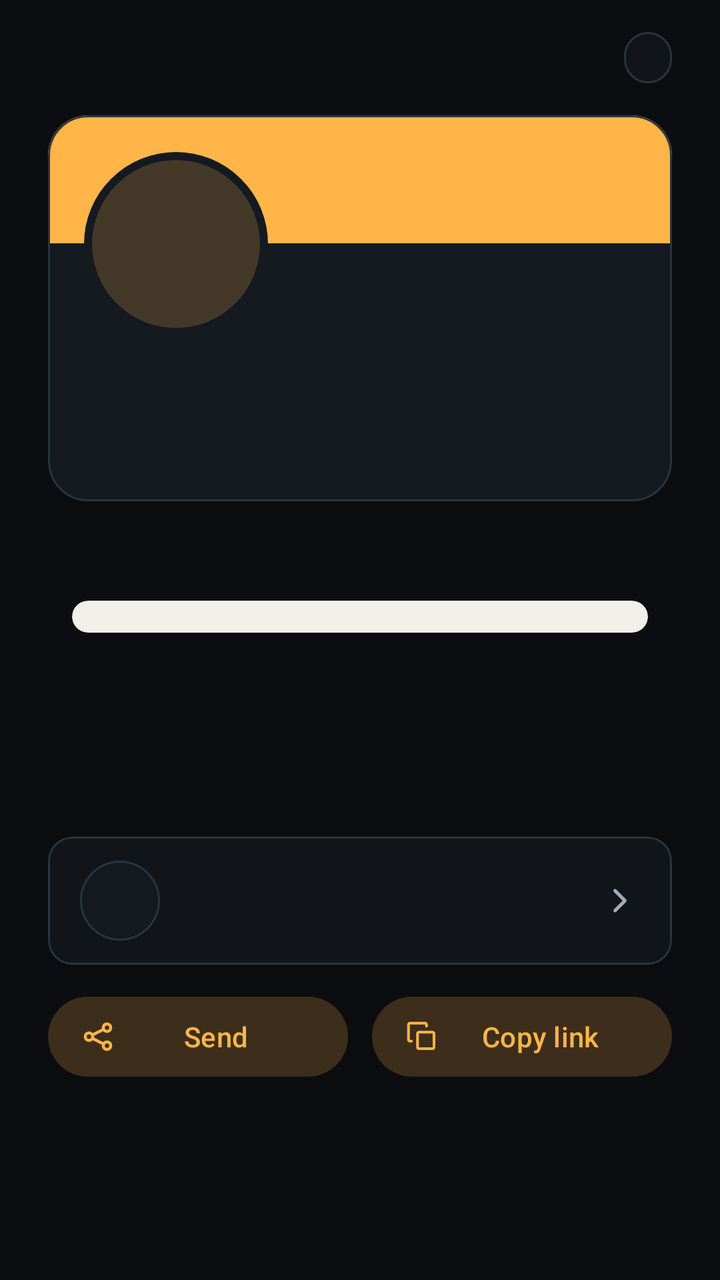
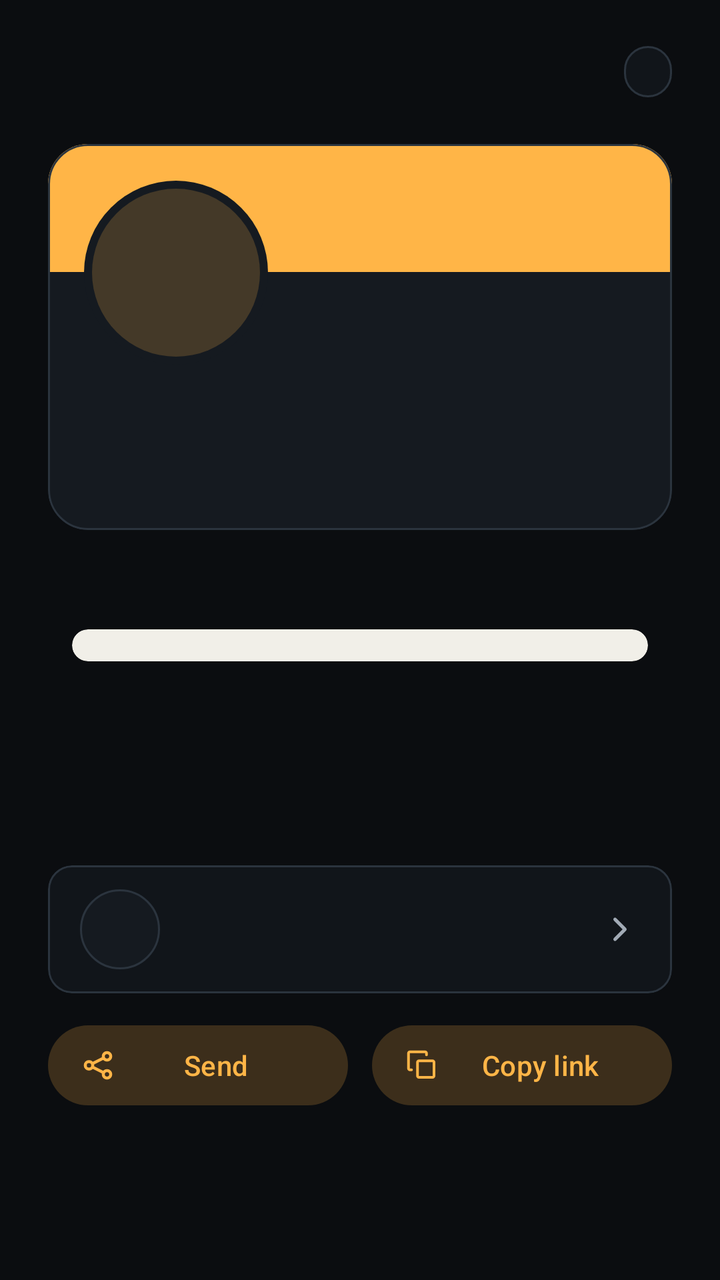

Screens rendered from an Android XML layout before and after an edit, with the pre-edit source and the edit as a unified diff.
<!-- AndroidManifest.xml: application theme Theme.Tilde -->
<!-- res/layout/panel_share.xml -->
<?xml version="1.0" encoding="utf-8"?>
<ScrollView xmlns:android="http://schemas.android.com/apk/res/android"
    xmlns:app="http://schemas.android.com/apk/res-auto"
    style="@style/Panel">

    <LinearLayout
        android:layout_width="match_parent"
        android:layout_height="wrap_content"
        android:orientation="vertical"
        android:paddingHorizontal="24dp"
        android:paddingTop="16dp"
        android:paddingBottom="24dp">

        <LinearLayout
            android:layout_width="match_parent"
            android:layout_height="wrap_content"
            android:gravity="center_vertical"
            android:orientation="horizontal">

            <TextView
                android:id="@+id/brand"
                android:layout_width="0dp"
                android:layout_height="wrap_content"
                android:layout_weight="1"
                android:fontFamily="monospace"
                android:textColor="@color/text"
                android:textSize="16sp" />

            <TextView
                android:id="@+id/state"
                android:layout_width="wrap_content"
                android:layout_height="wrap_content"
                android:background="@drawable/bg_chip"
                android:paddingHorizontal="12dp"
                android:paddingVertical="4dp"
                android:textSize="13sp" />
        </LinearLayout>

        <include
            android:id="@+id/profile_card"
            layout="@layout/view_card"
            android:layout_width="match_parent"
            android:layout_height="wrap_content"
            android:layout_marginTop="16dp" />

        <com.google.android.material.button.MaterialButton
            android:id="@+id/set_up_profile"
            android:layout_width="wrap_content"
            android:layout_height="wrap_content"
            android:layout_gravity="center_horizontal"
            android:layout_marginTop="16dp"
            android:text="@string/set_up_profile"
            android:visibility="gone" />

        <TextView
            android:id="@+id/tagline"
            android:layout_width="match_parent"
            android:layout_height="wrap_content"
            android:layout_marginTop="4dp"
            android:gravity="center"
            android:textColor="@color/muted"
            android:textSize="16sp" />

        <com.google.android.material.card.MaterialCardView
            android:id="@+id/qr_card"
            android:layout_width="match_parent"
            android:layout_height="wrap_content"
            android:layout_marginHorizontal="12dp"
            android:layout_marginTop="24dp"
            app:cardBackgroundColor="@color/qr_light"
            app:cardCornerRadius="20dp"
            app:cardElevation="0dp"
            app:strokeWidth="0dp">

            <ImageView
                android:id="@+id/qr"
                android:layout_width="match_parent"
                android:layout_height="wrap_content"
                android:adjustViewBounds="true"
                android:contentDescription="@string/qr_description"
                android:padding="8dp"
                android:scaleType="fitCenter" />
        </com.google.android.material.card.MaterialCardView>

        
        <TextView
            android:id="@+id/qr_opens"
            android:layout_width="match_parent"
            android:layout_height="wrap_content"
            android:layout_marginTop="12dp"
            android:ellipsize="middle"
            android:gravity="center"
            android:singleLine="true"
            android:textColor="@color/text"
            android:textSize="16sp" />

        
        <HorizontalScrollView
            android:id="@+id/quick_switch_scroll"
            android:layout_width="match_parent"
            android:layout_height="wrap_content"
            android:layout_marginTop="12dp"
            android:scrollbars="none">

            <com.google.android.material.chip.ChipGroup
                android:id="@+id/quick_switch"
                android:layout_width="wrap_content"
                android:layout_height="wrap_content"
                app:selectionRequired="true"
                app:singleLine="true"
                app:singleSelection="true" />
        </HorizontalScrollView>

        <LinearLayout
            android:id="@+id/wifi_missing"
            android:layout_width="match_parent"
            android:layout_height="wrap_content"
            android:layout_marginTop="24dp"
            android:gravity="center"
            android:orientation="vertical"
            android:visibility="gone">

            <TextView
                style="@style/Hint"
                android:gravity="center"
                android:text="@string/wifi_missing" />

            <com.google.android.material.button.MaterialButton
                android:id="@+id/open_settings"
                style="@style/Widget.Material3.Button.TonalButton"
                android:layout_width="wrap_content"
                android:layout_height="wrap_content"
                android:layout_marginTop="8dp"
                android:text="@string/open_settings" />
        </LinearLayout>

        <TextView
            android:id="@+id/iphone_hint"
            android:layout_width="match_parent"
            android:layout_height="wrap_content"
            android:layout_marginTop="12dp"
            android:gravity="center"
            android:textColor="@color/accent"
            android:textSize="15sp" />

        <com.google.android.material.button.MaterialButton
            android:id="@+id/nfc_settings"
            style="@style/Widget.Material3.Button.TonalButton"
            android:layout_width="wrap_content"
            android:layout_height="wrap_content"
            android:layout_gravity="center_horizontal"
            android:layout_marginTop="12dp"
            android:text="@string/open_nfc_settings"
            android:visibility="gone" />

        <com.google.android.material.card.MaterialCardView
            android:id="@+id/share_row"
            style="@style/Widget.Material3.CardView.Outlined"
            android:layout_width="match_parent"
            android:layout_height="wrap_content"
            android:layout_marginTop="24dp"
            android:clickable="true"
            android:focusable="true"
            app:cardBackgroundColor="@color/panel"
            app:strokeColor="@color/line_strong">

            <include android:id="@+id/share_row_content" layout="@layout/row_preset" />
        </com.google.android.material.card.MaterialCardView>

        
        <LinearLayout
            android:id="@+id/share_actions"
            android:layout_width="match_parent"
            android:layout_height="wrap_content"
            android:layout_marginTop="12dp"
            android:orientation="horizontal">

            <com.google.android.material.button.MaterialButton
                android:id="@+id/share_send"
                style="@style/Widget.Material3.Button.TonalButton.Icon"
                android:layout_width="0dp"
                android:layout_height="wrap_content"
                android:layout_weight="1"
                android:text="@string/share_send"
                app:icon="@drawable/ic_nav_share" />

            <com.google.android.material.button.MaterialButton
                android:id="@+id/share_copy"
                style="@style/Widget.Material3.Button.TonalButton.Icon"
                android:layout_width="0dp"
                android:layout_height="wrap_content"
                android:layout_marginStart="12dp"
                android:layout_weight="1"
                android:text="@string/share_copy"
                app:icon="@drawable/ic_copy" />
        </LinearLayout>

        <TextView
            android:id="@+id/meta"
            android:layout_width="match_parent"
            android:layout_height="wrap_content"
            android:layout_marginTop="10dp"
            android:fontFamily="monospace"
            android:gravity="center"
            android:textColor="@color/dim"
            android:textSize="12sp" />
    </LinearLayout>
</ScrollView>
<!-- res/layout/view_card.xml (included above) -->
<?xml version="1.0" encoding="utf-8"?>
<com.google.android.material.card.MaterialCardView xmlns:android="http://schemas.android.com/apk/res/android"
    xmlns:app="http://schemas.android.com/apk/res-auto"
    android:layout_width="match_parent"
    android:layout_height="wrap_content"
    app:cardBackgroundColor="@color/panel_raised"
    app:cardCornerRadius="20dp"
    app:cardElevation="0dp"
    app:strokeColor="@color/line_strong"
    app:strokeWidth="1dp">

    
    <LinearLayout
        android:layout_width="match_parent"
        android:layout_height="wrap_content"
        android:orientation="vertical"
        android:paddingBottom="18dp">

        <View
            android:layout_width="match_parent"
            android:layout_height="64dp"
            android:background="@color/accent" />

        
        <FrameLayout
            android:layout_width="92dp"
            android:layout_height="92dp"
            android:layout_marginStart="18dp"
            android:layout_marginTop="-46dp"
            android:background="@drawable/bg_avatar_ring"
            android:padding="4dp">

            <include
                android:id="@+id/card_avatar"
                layout="@layout/view_avatar"
                android:layout_width="match_parent"
                android:layout_height="match_parent" />
        </FrameLayout>

        <TextView
            android:id="@+id/name"
            android:layout_width="match_parent"
            android:layout_height="wrap_content"
            android:layout_marginHorizontal="20dp"
            android:layout_marginTop="10dp"
            android:textColor="@color/text"
            android:textSize="24sp"
            android:textStyle="bold" />

        <TextView
            android:id="@+id/card_title"
            android:layout_width="match_parent"
            android:layout_height="wrap_content"
            android:layout_marginHorizontal="20dp"
            android:layout_marginTop="2dp"
            android:textColor="@color/muted"
            android:textSize="15sp" />
    </LinearLayout>
</com.google.android.material.card.MaterialCardView>
<!-- res/layout/row_preset.xml (included above) -->
<?xml version="1.0" encoding="utf-8"?>
<LinearLayout xmlns:android="http://schemas.android.com/apk/res/android"
    xmlns:app="http://schemas.android.com/apk/res-auto"
    android:layout_width="match_parent"
    android:layout_height="wrap_content"
    android:background="?attr/selectableItemBackground"
    android:gravity="center_vertical"
    android:minHeight="64dp"
    android:orientation="horizontal"
    android:paddingHorizontal="16dp"
    android:paddingVertical="10dp">

    
    <FrameLayout
        android:layout_width="40dp"
        android:layout_height="40dp"
        android:background="@drawable/bg_monogram">

        <ImageView
            android:id="@+id/logo"
            android:layout_width="22dp"
            android:layout_height="22dp"
            android:layout_gravity="center"
            android:importantForAccessibility="no" />

        <TextView
            android:id="@+id/monogram"
            android:layout_width="match_parent"
            android:layout_height="match_parent"
            android:fontFamily="monospace"
            android:gravity="center"
            android:textColor="@color/accent"
            android:textSize="15sp"
            android:textStyle="bold" />
    </FrameLayout>

    <LinearLayout
        android:layout_width="0dp"
        android:layout_height="wrap_content"
        android:layout_marginStart="14dp"
        android:layout_weight="1"
        android:orientation="vertical">

        <TextView
            android:id="@+id/title"
            android:layout_width="match_parent"
            android:layout_height="wrap_content"
            android:textColor="@color/text"
            android:textSize="16sp" />

        <TextView
            android:id="@+id/subtitle"
            android:layout_width="match_parent"
            android:layout_height="wrap_content"
            android:layout_marginTop="2dp"
            android:ellipsize="end"
            android:maxLines="1"
            android:textColor="@color/muted"
            android:textSize="13sp" />

        
        <TextView
            android:id="@+id/note"
            android:layout_width="match_parent"
            android:layout_height="wrap_content"
            android:layout_marginTop="2dp"
            android:text="@string/iphone_scan_only"
            android:textColor="@color/accent"
            android:textSize="13sp"
            android:visibility="gone" />
    </LinearLayout>

    
    <ImageView
        android:id="@+id/star"
        android:layout_width="40dp"
        android:layout_height="40dp"
        android:layout_marginStart="4dp"
        android:background="?attr/selectableItemBackgroundBorderless"
        android:contentDescription="@string/picker_star"
        android:padding="9dp"
        android:src="@drawable/ic_star"
        android:visibility="gone"
        app:tint="@color/muted" />

    
    <TextView
        android:id="@+id/set_up"
        android:layout_width="wrap_content"
        android:layout_height="wrap_content"
        android:layout_marginStart="8dp"
        android:text="@string/picker_set_up"
        android:textColor="@color/accent"
        android:textSize="14sp"
        android:textStyle="bold"
        android:visibility="gone" />

    <ImageView
        android:id="@+id/end"
        android:layout_width="20dp"
        android:layout_height="20dp"
        android:layout_marginStart="8dp"
        android:importantForAccessibility="no"
        android:src="@drawable/ic_chevron"
        app:tint="@color/muted" />
</LinearLayout>
<!-- res/layout/view_avatar.xml (included above) -->
<?xml version="1.0" encoding="utf-8"?>
<FrameLayout xmlns:android="http://schemas.android.com/apk/res/android"
    xmlns:app="http://schemas.android.com/apk/res-auto"
    android:layout_width="match_parent"
    android:layout_height="match_parent">

    <TextView
        android:id="@+id/avatar_initials"
        android:layout_width="match_parent"
        android:layout_height="match_parent"
        android:background="@drawable/bg_avatar"
        android:gravity="center"
        android:textColor="@color/accent"
        android:textSize="24sp"
        android:textStyle="bold" />

    <com.google.android.material.imageview.ShapeableImageView
        android:id="@+id/avatar_photo"
        android:layout_width="match_parent"
        android:layout_height="match_parent"
        android:importantForAccessibility="no"
        android:scaleType="centerCrop"
        android:visibility="gone"
        app:shapeAppearanceOverlay="@style/Circle" />
</FrameLayout>
<!-- resources referenced by this layout -->
<resources>
  <color name="accent">#FFB547</color>
  <color name="dim">#8A94A0</color>
  <color name="line_strong">#2B343E</color>
  <color name="muted">#A2ABB6</color>
  <color name="panel">#11151A</color>
  <color name="panel_raised">#151A20</color>
  <color name="qr_light">#F1EFE8</color>
  <color name="text">#E7EAEE</color>
  <!-- drawable bg_avatar (drawable) -->
  <?xml version="1.0" encoding="utf-8"?>
  <shape xmlns:android="http://schemas.android.com/apk/res/android" android:shape="oval">
      <solid android:color="@color/accent_soft" />
  </shape>
  <!-- drawable bg_avatar_ring (drawable) -->
  <?xml version="1.0" encoding="utf-8"?>
  <shape xmlns:android="http://schemas.android.com/apk/res/android" android:shape="oval">
      <solid android:color="@color/panel_raised" />
  </shape>
  <!-- drawable bg_chip (drawable) -->
  <?xml version="1.0" encoding="utf-8"?>
  <shape xmlns:android="http://schemas.android.com/apk/res/android">
      <corners android:radius="999dp" />
      <solid android:color="@color/panel" />
      <stroke android:width="1dp" android:color="@color/line_strong" />
  </shape>
  <!-- drawable bg_monogram (drawable) -->
  <?xml version="1.0" encoding="utf-8"?>
  <shape xmlns:android="http://schemas.android.com/apk/res/android" android:shape="oval">
      <solid android:color="@color/panel_raised" />
      <stroke android:width="1dp" android:color="@color/line_strong" />
  </shape>
  <!-- drawable ic_chevron (drawable) -->
  <?xml version="1.0" encoding="utf-8"?>
  <vector xmlns:android="http://schemas.android.com/apk/res/android"
      android:width="24dp" android:height="24dp" android:viewportWidth="24" android:viewportHeight="24">
      <path android:fillColor="#00000000" android:strokeColor="#FFFFFFFF" android:strokeWidth="2"
          android:strokeLineCap="round" android:strokeLineJoin="round" android:pathData="M9,6L15,12L9,18" />
  </vector>
  <!-- drawable ic_star (drawable) -->
  <?xml version="1.0" encoding="utf-8"?>
  <vector xmlns:android="http://schemas.android.com/apk/res/android"
      android:width="24dp" android:height="24dp" android:viewportWidth="24" android:viewportHeight="24">
      <path android:fillColor="#00000000" android:strokeColor="#FFE7EAEE" android:strokeWidth="1.8"
          android:strokeLineCap="round" android:strokeLineJoin="round" android:pathData="M12,3l2.78,5.63L21,9.54l-4.5,4.38 1.06,6.19L12,17.2l-5.56,2.91L7.5,13.92 3,9.54l6.22,-0.91L12,3z" />
  </vector>
  <string name="iphone_scan_only">iPhone: scan the code</string>
  <string name="open_nfc_settings">Turn on NFC</string>
  <string name="open_settings">Open settings</string>
  <string name="picker_set_up">Set up</string>
  <string name="picker_star">Show in the quick-switch row</string>
  <string name="qr_description">QR code for what a tap shares</string>
  <string name="set_up_profile">Set up your profile</string>
  <string name="share_copy">Copy link</string>
  <string name="share_send">Send</string>
  <string name="wifi_missing">Add the Wi-Fi name and password in Settings to share it.</string>
  <style name="Circle">
          <item name="cornerFamily">rounded</item>
          <item name="cornerSize">50%</item>
      </style>
  <style name="Hint">
          <item name="android:layout_width">match_parent</item>
          <item name="android:layout_height">wrap_content</item>
          <item name="android:textColor">@color/muted</item>
          <item name="android:textSize">14sp</item>
      </style>
  <style name="Panel">
          <item name="android:layout_width">match_parent</item>
          <item name="android:layout_height">match_parent</item>
          <item name="android:fillViewport">true</item>
      </style>
  <color name="accent_soft">#33FFB547</color>
  <color name="bg">#0B0D10</color>
  <color name="line">#1F262E</color>
  <style name="ThemeOverlay.Tilde.BottomSheet" parent="ThemeOverlay.Material3.BottomSheetDialog">
          <item name="colorSurfaceContainerLow">@color/panel</item>
      </style>
  <!-- unchanged entries left out for length: 3 -->
</resources>

<!-- the commit's change to res/layout/panel_share.xml (unified diff, before → after) -->
@@ -17,11 +17,17 @@
             android:gravity="center_vertical"
             android:orientation="horizontal">
 
+            
             <TextView
                 android:id="@+id/brand"
                 android:layout_width="0dp"
                 android:layout_height="wrap_content"
                 android:layout_weight="1"
+                android:background="?attr/selectableItemBackground"
+                android:ellipsize="end"
+                android:minHeight="40dp"
+                android:gravity="center_vertical"
+                android:singleLine="true"
                 android:fontFamily="monospace"
                 android:textColor="@color/text"
                 android:textSize="16sp" />
@@ -225,7 +231,9 @@
         android:orientation="vertical"
         android:paddingBottom="18dp">
 
+        
         <View
+            android:id="@+id/card_band"
             android:layout_width="match_parent"
             android:layout_height="64dp"
             android:background="@color/accent" />
